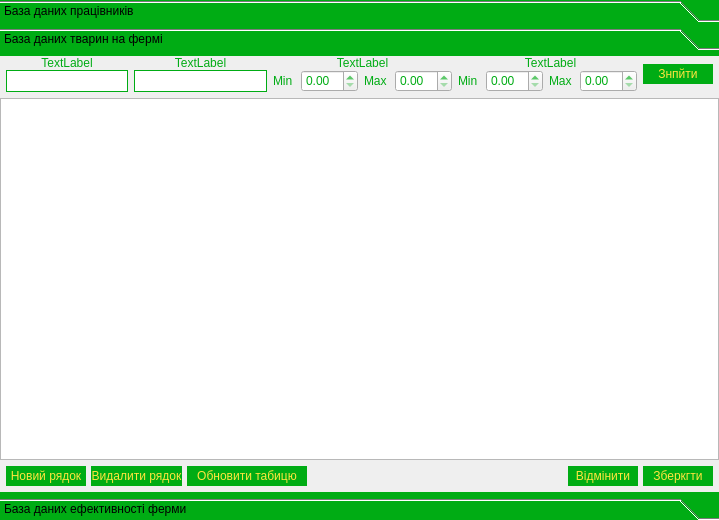
Qt form Automated_accounting_system_for_livestock_farms/show_database.ui (Odavinh/star-qt) before a commit.
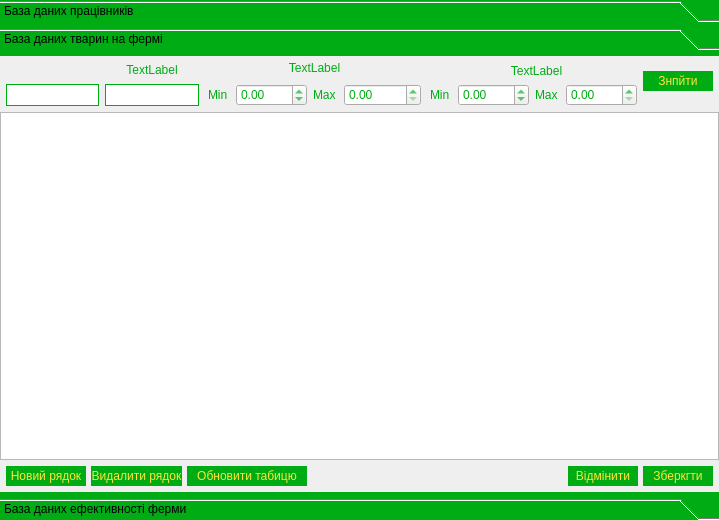
The same form after that commit. The open tabs and pages were chosen to show the change.

What changed in the file:
```diff
--- a/Automated_accounting_system_for_livestock_farms/show_database.ui
+++ b/Automated_accounting_system_for_livestock_farms/show_database.ui
@@ -474,8 +474,8 @@
        <rect>
         <x>0</x>
         <y>0</y>
-        <width>719</width>
-        <height>439</height>
+        <width>732</width>
+        <height>425</height>
        </rect>
       </property>
       <attribute name="label">
@@ -507,6 +507,12 @@
          </property>
          <item row="0" column="2">
           <layout class="QVBoxLayout" name="verticalLayout_6">
+           <property name="leftMargin">
+            <number>3</number>
+           </property>
+           <property name="topMargin">
+            <number>3</number>
+           </property>
            <item>
             <widget class="QLabel" name="label_4">
              <property name="styleSheet">
@@ -542,6 +548,12 @@
                  <property name="styleSheet">
                   <string notr="true">color:#00AC14;</string>
                  </property>
+                 <property name="minimum">
+                  <double>-100.000000000000000</double>
+                 </property>
+                 <property name="maximum">
+                  <double>1000.990000000000009</double>
+                 </property>
                 </widget>
                </item>
               </layout>
@@ -569,6 +581,9 @@
                  <property name="styleSheet">
                   <string notr="true">color:#00AC14;</string>
                  </property>
+                 <property name="maximum">
+                  <double>1000.990000000000009</double>
+                 </property>
                 </widget>
                </item>
               </layout>
@@ -579,6 +594,12 @@
          </item>
          <item row="0" column="1">
           <layout class="QVBoxLayout" name="verticalLayout_5">
+           <property name="leftMargin">
+            <number>3</number>
+           </property>
+           <property name="bottomMargin">
+            <number>0</number>
+           </property>
            <item>
             <widget class="QLabel" name="label_3">
              <property name="styleSheet">
@@ -591,6 +612,12 @@
            </item>
            <item>
             <layout class="QHBoxLayout" name="horizontalLayout_7">
+             <property name="leftMargin">
+              <number>0</number>
+             </property>
+             <property name="topMargin">
+              <number>3</number>
+             </property>
              <item>
               <layout class="QHBoxLayout" name="horizontalLayout_5">
                <property name="spacing">
@@ -623,6 +650,12 @@
                  <property name="styleSheet">
                   <string notr="true">color:#00AC14;</string>
                  </property>
+                 <property name="minimum">
+                  <double>-100.000000000000000</double>
+                 </property>
+                 <property name="maximum">
+                  <double>1000.990000000000009</double>
+                 </property>
                 </widget>
                </item>
               </layout>
@@ -653,6 +686,12 @@
                  <property name="styleSheet">
                   <string notr="true">color:#00AC14;</string>
                  </property>
+                 <property name="minimum">
+                  <double>0.000000000000000</double>
+                 </property>
+                 <property name="maximum">
+                  <double>10000.000000000000000</double>
+                 </property>
                  <property name="singleStep">
                   <double>1.000000000000000</double>
                  </property>
@@ -680,7 +719,7 @@
                 <string notr="true">color:#00AC14;</string>
                </property>
                <property name="text">
-                <string>&lt;html&gt;&lt;head/&gt;&lt;body&gt;&lt;p align=&quot;center&quot;&gt;TextLabel&lt;/p&gt;&lt;/body&gt;&lt;/html&gt;</string>
+                <string>&lt;html&gt;&lt;head/&gt;&lt;body&gt;&lt;p align=&quot;center&quot;&gt;&lt;br/&gt;&lt;/p&gt;&lt;/body&gt;&lt;/html&gt;</string>
                </property>
               </widget>
              </item>
@@ -769,6 +808,12 @@
            <property name="text">
             <string>Знпйти</string>
            </property>
+           <property name="default">
+            <bool>true</bool>
+           </property>
+           <property name="flat">
+            <bool>true</bool>
+           </property>
           </widget>
          </item>
         </layout>
```
Left out of the diff: 13 changed lines with no effect on the pictures.
